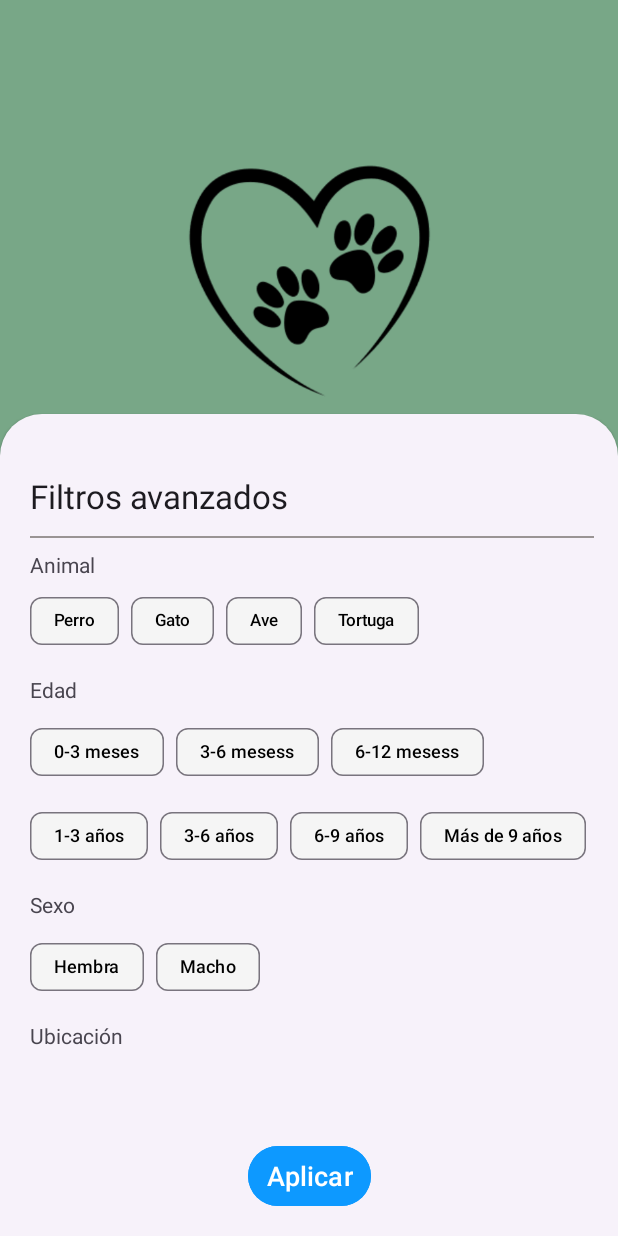
After one commit to nelsonfacundo/Pet_Friends_APP, an Android app: the fragment FiltrosFragment placed in its activity, on a phone screen of 412 x 824 dp. The commit adds this screen. Run offline under Robolectric (Android 15) with nearby library versions, the phone set to English and light mode, and no system bars; our stand-ins replace Firebase (no records; nobody signed in at launch, a user with empty details on screens opened directly).

Commit message:
front de filtros

```diff
--- /dev/null
+++ b/app/src/main/java/com/example/petfriendsapp/fragments/FiltrosFragment.kt
@@ -0,0 +1,38 @@
+package com.example.petfriendsapp.fragments
+
+import android.os.Bundle
+import androidx.fragment.app.Fragment
+import android.view.LayoutInflater
+import android.view.View
+import android.view.ViewGroup
+import android.widget.Button
+import androidx.appcompat.app.AppCompatDialogFragment
+import com.example.petfriendsapp.R
+import com.google.android.material.bottomsheet.BottomSheetDialogFragment
+
+class FiltrosFragment : BottomSheetDialogFragment() {
+
+    override fun onCreate(savedInstanceState: Bundle?) {
+        super.onCreate(savedInstanceState)
+    }
+
+    override fun onCreateView(
+        inflater: LayoutInflater, container: ViewGroup?,
+        savedInstanceState: Bundle?
+    ): View? {
+        val view = inflater.inflate(R.layout.fragment_filtros, container, false)
+
+        val aplicarFiltros: Button = view.findViewById(R.id.btn_aplicar_filtros)
+
+        aplicarFiltros.setOnClickListener{
+
+        }
+
+        return view
+    }
+
+    companion object {
+        const val TAG = "FiltrosFragment"
+    }
+
+}
--- a/app/src/main/java/com/example/petfriendsapp/fragments/Inicio.kt
+++ b/app/src/main/java/com/example/petfriendsapp/fragments/Inicio.kt
@@ -1,5 +1,6 @@
 package fragments
 
+import android.app.Activity
 import android.os.Bundle
 import androidx.fragment.app.Fragment
 import android.view.LayoutInflater
@@ -17,6 +18,7 @@ import androidx.recyclerview.widget.RecyclerView
 import com.example.petfriendsapp.R
 import com.example.petfriendsapp.adapter.MascotaFirestoreRecyclerAdapter
 import com.example.petfriendsapp.entities.Mascota
+import com.example.petfriendsapp.fragments.FiltrosFragment
 import com.example.petfriendsapp.viewmodels.ListViewModel
 import com.firebase.ui.firestore.FirestoreRecyclerOptions
 import com.google.firebase.Firebase
@@ -32,6 +34,7 @@ class Inicio : Fragment() {
     private lateinit var buttonDarEnAdopcion : Button
     private lateinit var viewModel: ListViewModel
     val db = Firebase.firestore
+    private lateinit var btnFiltros: Button
 
     private lateinit var mascotaClickListener: (Mascota, String) -> Unit
 
@@ -57,6 +60,11 @@ class Inicio : Fragment() {
         prepareFragment()
         mascotaClickListener = { mascota, mascotaId ->
             redirigir(mascota, mascotaId)
+        }
+
+        btnFiltros = viewInicio.findViewById(R.id.btn_filtros)
+        btnFiltros.setOnClickListener{
+            showFiltrosBottomSheet()
         }
 
         return viewInicio
@@ -126,4 +134,9 @@ class Inicio : Fragment() {
         viewInicio.findNavController().navigate(action)
     }
 
+    private fun showFiltrosBottomSheet(){
+        val filtrosBottomSheet = FiltrosFragment()
+        filtrosBottomSheet.show(parentFragmentManager, "FiltrosFragment")
+    }
+
 }
--- /dev/null
+++ b/app/src/main/res/drawable/chip_filter_selector.xml
@@ -0,0 +1,5 @@
+<?xml version="1.0" encoding="utf-8"?>
+<selector xmlns:android="http://schemas.android.com/apk/res/android">
+    <item android:color="@color/secundary" android:state_checked="true"/>
+    <item android:color="@color/light_gray"/>
+</selector>
--- /dev/null
+++ b/app/src/main/res/layout/fragment_filtros.xml
@@ -0,0 +1,241 @@
+<?xml version="1.0" encoding="utf-8"?>
+<androidx.constraintlayout.widget.ConstraintLayout xmlns:android="http://schemas.android.com/apk/res/android"
+    xmlns:app="http://schemas.android.com/apk/res-auto"
+    xmlns:tools="http://schemas.android.com/tools"
+    android:id="@+id/constraint_filtros"
+    android:layout_width="match_parent"
+    android:layout_height="wrap_content"
+    android:orientation="vertical"
+    android:padding="16dp">
+
+
+    <TextView
+        android:id="@+id/txt_filtros"
+        android:layout_width="wrap_content"
+        android:layout_height="wrap_content"
+        android:layout_marginTop="24dp"
+        android:layout_marginEnd="221dp"
+        android:text="Filtros avanzados"
+        android:textAppearance="?android:attr/textAppearanceLarge"
+        app:layout_constraintEnd_toEndOf="parent"
+        app:layout_constraintHorizontal_bias="0.0"
+        app:layout_constraintStart_toStartOf="@id/guideline3"
+        app:layout_constraintTop_toTopOf="parent" />
+
+    <View
+        android:id="@+id/divider"
+        android:layout_width="wrap_content"
+        android:layout_height="1dp"
+        android:layout_marginTop="12dp"
+        android:layout_marginEnd="8dp"
+        android:background="@color/gray"
+        app:layout_constraintEnd_toEndOf="parent"
+        app:layout_constraintHorizontal_bias="0.0"
+        app:layout_constraintStart_toStartOf="@id/guideline3"
+        app:layout_constraintTop_toBottomOf="@+id/txt_filtros" />
+
+    <TextView
+        android:id="@+id/txt_filtros_animal"
+        android:layout_width="wrap_content"
+        android:layout_height="wrap_content"
+        android:layout_marginTop="8dp"
+        android:layout_marginEnd="331dp"
+        android:text="Animal"
+        app:layout_constraintEnd_toEndOf="parent"
+        app:layout_constraintHorizontal_bias="0.0"
+        app:layout_constraintStart_toStartOf="@id/guideline3"
+        app:layout_constraintTop_toBottomOf="@+id/divider" />
+
+    <com.google.android.material.chip.ChipGroup
+        android:id="@+id/chips_animal"
+        android:layout_width="wrap_content"
+        android:layout_height="wrap_content"
+        android:layout_marginTop="4dp"
+        android:layout_marginEnd="281dp"
+        app:layout_constraintEnd_toEndOf="parent"
+        app:layout_constraintHorizontal_bias="0.0"
+        app:layout_constraintStart_toStartOf="@id/guideline3"
+        app:layout_constraintTop_toBottomOf="@+id/txt_filtros_animal"
+        app:singleSelection="true">
+
+        <com.google.android.material.chip.Chip
+            android:id="@+id/chip_perro"
+            style="@style/chipFilter"
+            android:layout_width="wrap_content"
+            android:layout_height="wrap_content"
+            android:text="Perro"
+            android:textColor="@color/black"
+            android:textSize="11sp" />
+
+        <com.google.android.material.chip.Chip
+            android:id="@+id/chip_gato"
+            style="@style/chipFilter"
+            android:layout_width="wrap_content"
+            android:layout_height="wrap_content"
+            android:text="Gato"
+            android:textSize="11sp" />
+
+        <com.google.android.material.chip.Chip
+            android:id="@+id/chip_ave"
+            style="@style/chipFilter"
+            android:layout_width="wrap_content"
+            android:layout_height="wrap_content"
+            android:text="Ave"
+            android:textSize="11sp" />
+
+        <com.google.android.material.chip.Chip
+            android:id="@+id/chip_tortuga"
+            style="@style/chipFilter"
+            android:layout_width="wrap_content"
+            android:layout_height="wrap_content"
+            android:text="Tortuga"
+            android:textSize="11sp" />
+
+    </com.google.android.material.chip.ChipGroup>
+
+    <TextView
+        android:id="@+id/txt_filtros_edad"
+        android:layout_width="wrap_content"
+        android:layout_height="wrap_content"
+        android:layout_marginTop="12dp"
+        android:layout_marginEnd="331dp"
+        android:text="Edad"
+        app:layout_constraintEnd_toEndOf="parent"
+        app:layout_constraintHorizontal_bias="0.0"
+        app:layout_constraintStart_toStartOf="@+id/guideline3"
+        app:layout_constraintTop_toBottomOf="@+id/chips_animal" />
+
+    <com.google.android.material.chip.ChipGroup
+        android:id="@+id/chips_edad"
+        android:layout_width="wrap_content"
+        android:layout_height="wrap_content"
+        android:layout_marginTop="8dp"
+        android:layout_marginEnd="263dp"
+        app:layout_constraintEnd_toEndOf="parent"
+        app:layout_constraintHorizontal_bias="0.0"
+        app:layout_constraintStart_toStartOf="@+id/guideline3"
+        app:layout_constraintTop_toBottomOf="@+id/txt_filtros_edad"
+        app:singleSelection="true">
+
+        <com.google.android.material.chip.Chip
+            android:id="@+id/chip_edad_1"
+            style="@style/chipFilter"
+            android:layout_width="wrap_content"
+            android:layout_height="wrap_content"
+            android:text="0-3 meses"/>
+
+        <com.google.android.material.chip.Chip
+            android:id="@+id/chip_edad_2"
+            style="@style/chipFilter"
+            android:layout_width="wrap_content"
+            android:layout_height="wrap_content"
+            android:text="3-6 mesess"/>
+
+        <com.google.android.material.chip.Chip
+            android:id="@+id/chip_edad_3"
+            style="@style/chipFilter"
+            android:layout_width="wrap_content"
+            android:layout_height="wrap_content"
+            android:text="6-12 mesess"/>
+
+        <com.google.android.material.chip.Chip
+            android:id="@+id/chip_edad_4"
+            style="@style/chipFilter"
+            android:layout_width="wrap_content"
+            android:layout_height="wrap_content"
+            android:text="1-3 años" />
+
+        <com.google.android.material.chip.Chip
+            android:id="@+id/chip_edad_5"
+            style="@style/chipFilter"
+            android:layout_width="wrap_content"
+            android:layout_height="wrap_content"
+            android:text="3-6 años"/>
+
+        <com.google.android.material.chip.Chip
+            android:id="@+id/chip_edad_6"
+            style="@style/chipFilter"
+            android:layout_width="wrap_content"
+            android:layout_height="wrap_content"
+            android:text="6-9 años" />
+
+        <com.google.android.material.chip.Chip
+            android:id="@+id/chip_edad_7"
+            style="@style/chipFilter"
+            android:layout_width="wrap_content"
+            android:layout_height="wrap_content"
+            android:text="Más de 9 años" />
+
+    </com.google.android.material.chip.ChipGroup>
+
+    <TextView
+        android:id="@+id/txt_filtros_sexo"
+        android:layout_width="wrap_content"
+        android:layout_height="wrap_content"
+        android:layout_marginTop="12dp"
+        android:layout_marginEnd="331dp"
+        android:text="Sexo"
+        app:layout_constraintEnd_toEndOf="parent"
+        app:layout_constraintHorizontal_bias="0.0"
+        app:layout_constraintStart_toStartOf="@+id/guideline3"
+        app:layout_constraintTop_toBottomOf="@+id/chips_edad" />
+
+    <com.google.android.material.chip.ChipGroup
+        android:id="@+id/chips_sexo"
+        android:layout_width="wrap_content"
+        android:layout_height="wrap_content"
+        android:layout_marginTop="8dp"
+        android:layout_marginEnd="263dp"
+        app:layout_constraintEnd_toEndOf="parent"
+        app:layout_constraintHorizontal_bias="0.0"
+        app:layout_constraintStart_toStartOf="@+id/guideline3"
+        app:layout_constraintTop_toBottomOf="@+id/txt_filtros_sexo"
+        app:singleSelection="true">
+
+        <com.google.android.material.chip.Chip
+            android:id="@+id/chip_hembra"
+            style="@style/chipFilter"
+            android:layout_width="wrap_content"
+            android:layout_height="wrap_content"
+            android:text="Hembra" />
+
+        <com.google.android.material.chip.Chip
+            android:id="@+id/chip_macho"
+            style="@style/chipFilter"
+            android:layout_width="wrap_content"
+            android:layout_height="wrap_content"
+            android:text="Macho" />
+
+    </com.google.android.material.chip.ChipGroup>
+
+    <TextView
+        android:id="@+id/txt_ubicacion_filtros"
+        android:layout_width="wrap_content"
+        android:layout_height="wrap_content"
+        android:layout_marginTop="12dp"
+        android:layout_marginEnd="331dp"
+        android:text="Ubicación"
+        app:layout_constraintEnd_toEndOf="parent"
+        app:layout_constraintHorizontal_bias="0.0"
+        app:layout_constraintStart_toStartOf="@+id/guideline3"
+        app:layout_constraintTop_toBottomOf="@+id/chips_sexo" />
+
+    <Button
+        android:id="@+id/btn_aplicar_filtros"
+        android:layout_width="wrap_content"
+        android:layout_height="wrap_content"
+        android:layout_marginTop="60dp"
+        android:text="Aplicar"
+        style="@style/colorBtn"
+        app:layout_constraintEnd_toEndOf="parent"
+        app:layout_constraintStart_toStartOf="parent"
+        app:layout_constraintTop_toBottomOf="@+id/txt_ubicacion_filtros" />
+
+    <androidx.constraintlayout.widget.Guideline
+        android:id="@+id/guideline3"
+        android:layout_width="wrap_content"
+        android:layout_height="wrap_content"
+        android:orientation="vertical"
+        app:layout_constraintGuide_begin="4dp" />
+
+</androidx.constraintlayout.widget.ConstraintLayout>
--- a/app/src/main/res/layout/fragment_inicio.xml
+++ b/app/src/main/res/layout/fragment_inicio.xml
@@ -8,23 +8,40 @@
     android:layout_height="match_parent"
     android:orientation="vertical">
 
+    <Button
+        android:id="@+id/btn_filtros"
+        style="@style/colorBtn"
+        android:layout_width="wrap_content"
+        android:layout_height="37dp"
+        android:layout_marginTop="5dp"
+        android:text="Filtros de búsqueda"
+        android:textSize="12sp"
+        app:layout_constraintEnd_toEndOf="parent"
+        app:layout_constraintStart_toStartOf="parent"
+        app:layout_constraintTop_toTopOf="parent" />
+
     <androidx.recyclerview.widget.RecyclerView
         android:id="@+id/rec_mascota"
         android:layout_width="match_parent"
-        android:layout_height="match_parent" />
+        android:layout_height="wrap_content"
+        android:layout_marginTop="5dp"
+        android:layout_marginBottom="5dp"
+        app:layout_constraintBottom_toTopOf="@+id/button_dar_en_adopcion"
+        app:layout_constraintEnd_toEndOf="parent"
+        app:layout_constraintStart_toStartOf="parent"
+        app:layout_constraintTop_toBottomOf="@+id/btn_filtros"
+        app:layout_constraintVertical_bias="0.0" />
 
     <Button
         android:id="@+id/button_dar_en_adopcion"
         style="@style/colorBtnVerde"
         android:layout_width="wrap_content"
         android:layout_height="wrap_content"
-        android:layout_marginStart="425dp"
-        android:layout_marginBottom="200dp"
+        android:layout_marginBottom="5dp"
         android:text="@string/txt_btn_dar_en_adopcion"
         app:layout_constraintBottom_toBottomOf="parent"
-        app:layout_constraintEnd_toStartOf="@+id/rec_mascota"
-        app:layout_constraintHorizontal_bias="0.511"
-        app:layout_constraintStart_toStartOf="parent"
-        app:layout_constraintTop_toBottomOf="@+id/rec_mascota"
-        app:layout_constraintVertical_bias="0.258" />
+        app:layout_constraintEnd_toEndOf="parent"
+        app:layout_constraintStart_toStartOf="parent" />
+
+
 </androidx.constraintlayout.widget.ConstraintLayout>
--- a/app/src/main/res/values/themes.xml
+++ b/app/src/main/res/values/themes.xml
@@ -65,5 +65,12 @@
         <item name="android:background">@color/white</item>
     </style>
 
+    <style name="chipFilter" parente="Widget.MaterialComponents.Chip">
+        <item name="chipBackgroundColor">@drawable/chip_filter_selector</item>
+        <item name="android:textColor">@color/black</item>
+        <item name="android:textSize">12sp</item>
+        <item name="android:checkable">true</item>
+    </style>
+
 
 </resources>
```
